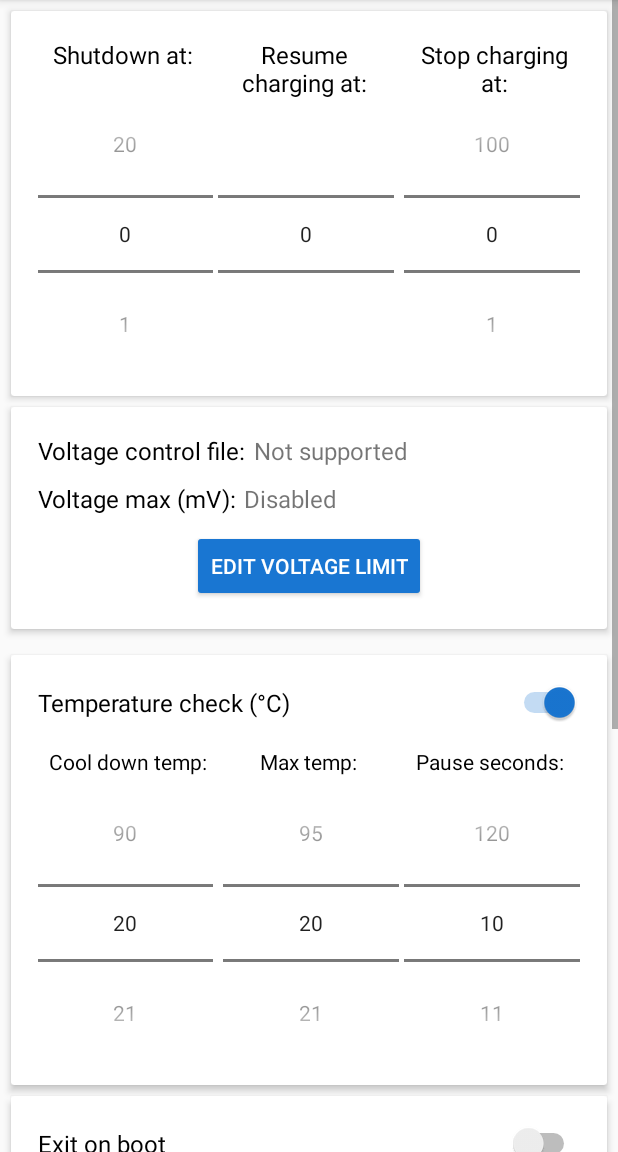
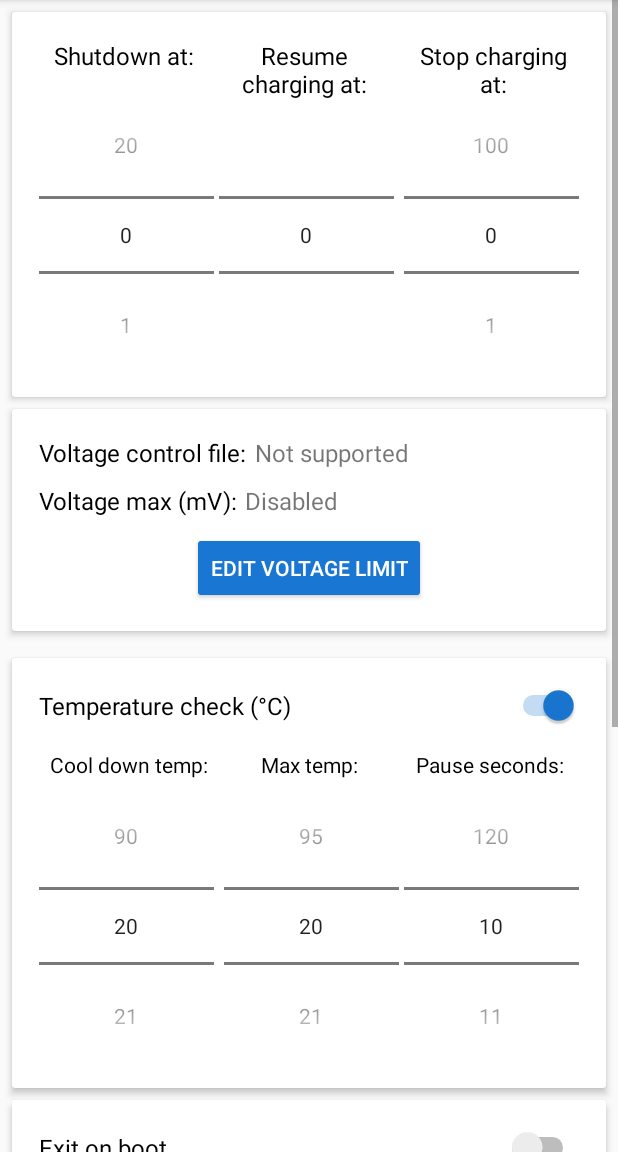
Before and after one commit to MatteCarra/AccA, an Android app: the AccConfigEditorActivity screen opened directly, with no data from a screen before it, on a phone screen of 412 x 824 dp, the part 84-1236 px from its top. Run offline under Robolectric (Android 15) with nearby library versions, the phone set to English and light mode, and no system bars; libraries missing offline, so code that uses them is left out: com.afollestad.materialdialogs, com.topjohnwu.superuser; 17 statements that could not run were skipped.

Commit message:
Increased card margin

```diff
--- a/app/src/main/res/values/dimens.xml
+++ b/app/src/main/res/values/dimens.xml
@@ -4,7 +4,7 @@
 
     <dimen name="card_corner_radius">2dp</dimen>
     <dimen name="card_content_padding">18dp</dimen>
-    <dimen name="card_margin">7dp</dimen>
+    <dimen name="card_margin">8dp</dimen>
     <dimen name="card_bottom_margin">10dp</dimen>
 
     <!-- Label and Value text sizes -->
```
